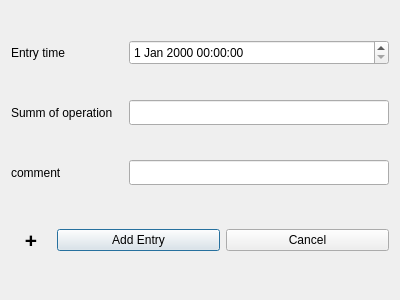
SnipeStudio/SnipeStudio_Budjet_manager, file addentry/addentry.ui: the form before one commit.
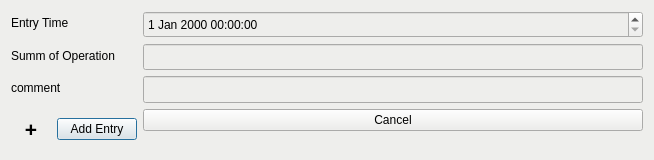
The form after the commit.

```diff
--- a/addentry/addentry.ui
+++ b/addentry/addentry.ui
@@ -9,120 +9,94 @@
    <rect>
     <x>0</x>
     <y>0</y>
-    <width>400</width>
-    <height>300</height>
+    <width>482</width>
+    <height>160</height>
    </rect>
   </property>
+  <property name="sizePolicy">
+   <sizepolicy hsizetype="Maximum" vsizetype="Maximum">
+    <horstretch>0</horstretch>
+    <verstretch>0</verstretch>
+   </sizepolicy>
+  </property>
   <property name="windowTitle">
    <string>Edit Entry</string>
   </property>
-  <layout class="QVBoxLayout" name="verticalLayout_2">
-   <item>
-    <layout class="QHBoxLayout" name="dateTime">
-     <item>
-      <widget class="QLabel" name="timeLabel">
+  <property name="styleSheet">
+   <string notr="true">background-color: rgb(238, 238, 236);
+border-color: rgb(136, 138, 133);</string>
+  </property>
+  <layout class="QFormLayout" name="formLayout">
+   <item row="1" column="0">
+    <widget class="QLabel" name="timeLabel_2">
        <property name="text">
-        <string>Entry time</string>
+      <string>Entry Time</string>
        </property>
       </widget>
      </item>
-     <item>
+   <item row="1" column="1">
       <widget class="QDateTimeEdit" name="dateTimeEdit">
        <property name="sizePolicy">
-        <sizepolicy hsizetype="Minimum" vsizetype="Fixed">
+      <sizepolicy hsizetype="Expanding" vsizetype="Expanding">
          <horstretch>0</horstretch>
          <verstretch>0</verstretch>
         </sizepolicy>
        </property>
        <property name="minimumSize">
         <size>
-         <width>260</width>
-         <height>25</height>
-        </size>
-       </property>
-       <property name="baseSize">
-        <size>
-         <width>260</width>
-         <height>25</height>
+       <width>500</width>
+       <height>0</height>
         </size>
        </property>
       </widget>
      </item>
-    </layout>
-   </item>
-   <item>
-    <layout class="QHBoxLayout" name="horizontalLayout">
-     <item>
+   <item row="2" column="0">
       <widget class="QLabel" name="summLabel">
        <property name="text">
-        <string>Summ of operation</string>
+      <string>Summ of Operation</string>
        </property>
       </widget>
      </item>
-     <item>
+   <item row="2" column="1">
       <widget class="QLineEdit" name="lineSumm">
        <property name="sizePolicy">
-        <sizepolicy hsizetype="Minimum" vsizetype="Fixed">
+      <sizepolicy hsizetype="Expanding" vsizetype="Expanding">
          <horstretch>0</horstretch>
          <verstretch>0</verstretch>
         </sizepolicy>
        </property>
        <property name="minimumSize">
         <size>
-         <width>260</width>
-         <height>25</height>
-        </size>
-       </property>
-       <property name="baseSize">
-        <size>
-         <width>260</width>
-         <height>25</height>
+       <width>500</width>
+       <height>0</height>
         </size>
        </property>
       </widget>
      </item>
-    </layout>
-   </item>
-   <item>
-    <layout class="QHBoxLayout" name="comment">
-     <item>
+   <item row="3" column="0">
       <widget class="QLabel" name="labelComment">
        <property name="text">
         <string>comment</string>
        </property>
       </widget>
      </item>
-     <item>
+   <item row="3" column="1">
       <widget class="QLineEdit" name="lineEditComment">
        <property name="sizePolicy">
-        <sizepolicy hsizetype="Minimum" vsizetype="Fixed">
+      <sizepolicy hsizetype="Expanding" vsizetype="Expanding">
          <horstretch>0</horstretch>
          <verstretch>0</verstretch>
         </sizepolicy>
        </property>
        <property name="minimumSize">
         <size>
-         <width>260</width>
-         <height>25</height>
-        </size>
-       </property>
-       <property name="maximumSize">
-        <size>
-         <width>16777215</width>
-         <height>16777215</height>
-        </size>
-       </property>
-       <property name="baseSize">
-        <size>
-         <width>260</width>
-         <height>25</height>
+       <width>500</width>
+       <height>0</height>
         </size>
        </property>
       </widget>
      </item>
-    </layout>
-   </item>
-   <item>
+   <item row="4" column="0">
     <layout class="QHBoxLayout" name="horizontalLayout_2">
      <item>
       <widget class="QLabel" name="Side">
@@ -166,14 +140,14 @@
        </property>
       </widget>
      </item>
-     <item>
+    </layout>
+   </item>
+   <item row="4" column="1">
       <widget class="QPushButton" name="cancel">
        <property name="text">
         <string>Cancel</string>
        </property>
       </widget>
-     </item>
-    </layout>
    </item>
   </layout>
  </widget>
```
Lines whose indentation alone changed are shown as unchanged.
